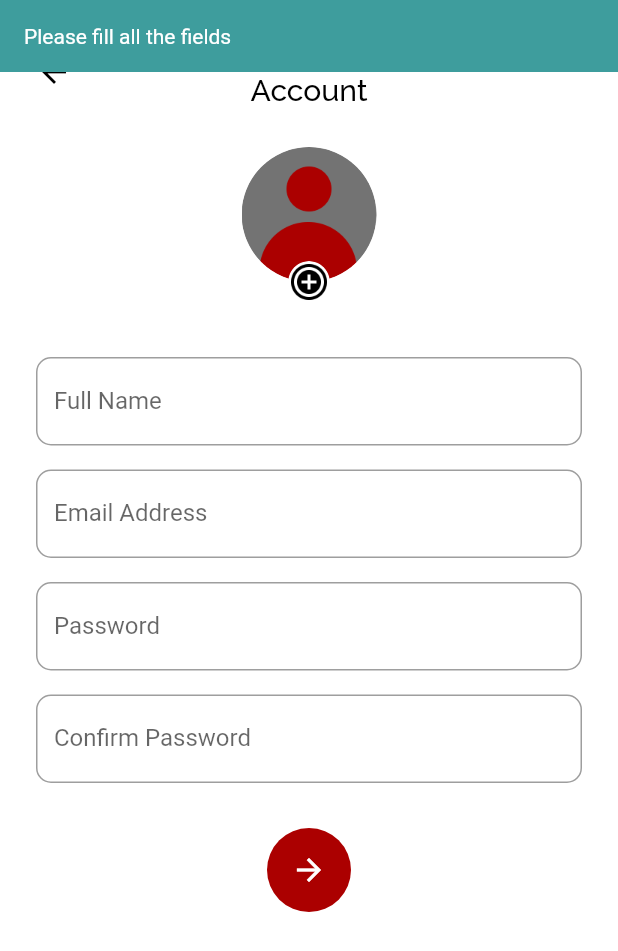
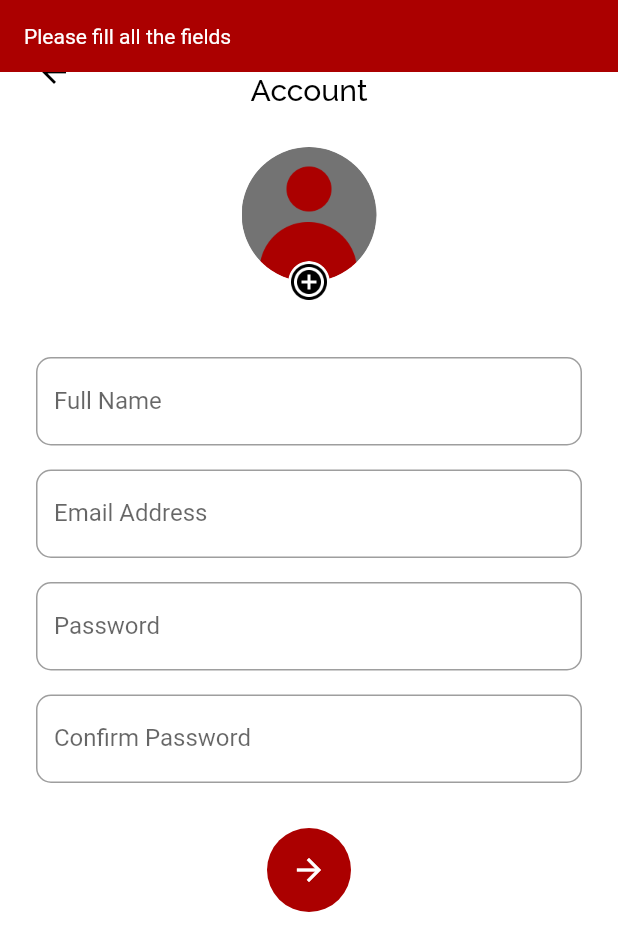
Before and after one commit to nopevbf/wamo_app, a Flutter app: the screen it shows after launch, after a tap on "Get Started", after a tap on the "arrow forward" icon, on a phone screen of 412 x 824 dp. Shown: the top 951 px of the screen. Run offline on Flutter 3.47's test engine with Material 2 defaults, Android fonts, the phone set to English and light mode, and no system bars; drawn by our look-alikes of another_flushbar; our stand-ins replace bloc, cloud_firestore, email_validator, equatable, firebase_auth, firebase_core and 5 more; accounts and stored records are empty.

Commit message:
signup-form

```diff
--- a/lib/ui/pages/pages.dart
+++ b/lib/ui/pages/pages.dart
@@ -1,9 +1,12 @@
+import 'dart:io';
+
 import 'package:another_flushbar/flushbar.dart';
 import 'package:email_validator/email_validator.dart';
 import 'package:firebase_auth/firebase_auth.dart';
 import 'package:flutter/material.dart';
 import 'package:flutter_bloc/flutter_bloc.dart';
 import 'package:flutter_spinkit/flutter_spinkit.dart';
+import 'package:image_picker/image_picker.dart';
 import 'package:intl/intl.dart';
 import 'package:material_design_icons_flutter/material_design_icons_flutter.dart';
 import 'package:provider/provider.dart';
@@ -21,3 +24,8 @@ part 'movie_page.dart';
 part 'sign_up_page.dart';
 part 'preference_page.dart';
 part 'account_confirm_page.dart';
+
+Future<File> getImage() async {
+  var image = await ImagePicker().pickImage(source: ImageSource.gallery);
+  return File(image!.path);
+}
--- a/lib/ui/pages/sign_up_page.dart
+++ b/lib/ui/pages/sign_up_page.dart
@@ -71,19 +71,19 @@ class _SignUpPageState extends State<SignUpPage> {
                                     width: 90,
                                     decoration: BoxDecoration(
                                       shape: BoxShape.circle,
-                                      image: DecorationImage(image: (widget.registData.profileImage == null) ? AssetImage('assets/user_pic.png') as ImageProvider : FileImage(widget.registData.profileImage!), fit: BoxFit.cover),
+                                      image: DecorationImage(image: (widget.registData.profileImage == null) ? const AssetImage('assets/user_pic.png') as ImageProvider : FileImage(widget.registData.profileImage!), fit: BoxFit.cover),
                                     )
                                 ),
                                 Align(
                                   alignment: Alignment.bottomCenter,
                                   child: GestureDetector(
                                     onTap: () async {
-                                      // if (widget.registData.profileImage == null) {
-                                      //   widget.registData.profileImage = await getImage();
-                                      // } else {
-                                      //   widget.registData.profileImage = null;
-                                      // }
-                                      // setState(() {});
+                                      if (widget.registData.profileImage == null) {
+                                        widget.registData.profileImage = await getImage();
+                                      } else {
+                                        widget.registData.profileImage = null;
+                                      }
+                                      setState(() {});
                                     },
                                     child: Container(
                                         height: 28,
@@ -152,46 +152,46 @@ class _SignUpPageState extends State<SignUpPage> {
                           backgroundColor: mainColor,
                           child: const Icon(Icons.arrow_forward),
                           onPressed: () {
-                            if (!(nameController.text.trim() != '' &&
-                                emailController.text.trim() != '' &&
-                                passwordController.text.trim() != '' &&
-                                confirmPasswordController.text.trim() != '')) {
+                            if (!(nameController.text.trim() != "" &&
+                                emailController.text.trim() != "" &&
+                                passwordController.text.trim() != "" &&
+                                confirmPasswordController.text.trim() != "")) {
                               Flushbar(
                                 duration: const Duration(milliseconds: 1500),
                                 flushbarPosition: FlushbarPosition.TOP,
-                                backgroundColor: accentColor2,
+                                backgroundColor: mainColor,
                                 message: 'Please fill all the fields',
-                              )..show(context);
+                              ).show(context);
                             } else if (passwordController.text !=
                                 confirmPasswordController.text) {
                               Flushbar(
                                 duration: const Duration(milliseconds: 1500),
                                 flushbarPosition: FlushbarPosition.TOP,
-                                backgroundColor: accentColor2,
+                                backgroundColor: mainColor,
                                 message: 'Mismatch password and confirmed password',
-                              )..show(context);
+                              ).show(context);
                             } else if (passwordController.text.length < 6) {
                               Flushbar(
                                 duration: const Duration(milliseconds: 1500),
                                 flushbarPosition: FlushbarPosition.TOP,
-                                backgroundColor: accentColor2,
+                                backgroundColor: mainColor,
                                 message: 'Password\'s length min 6 characters',
-                              )..show(context);
+                              ).show(context);
                             } else if (!EmailValidator.validate(
                                 emailController.text)) {
                               Flushbar(
                                 duration: const Duration(milliseconds: 1500),
                                 flushbarPosition: FlushbarPosition.TOP,
-                                backgroundColor: accentColor2,
+                                backgroundColor: mainColor,
                                 message: 'Wrong formatted email address',
-                              )..show(context);
+                              ).show(context);
                             } else {
                               widget.registData.name = nameController.text;
                               widget.registData.email = emailController.text;
                               widget.registData.password = passwordController.text;
 
-                              context.read<PageBloc>().add(
-                                  GoToPreferencePage(widget.registData));
+                              //todo: Go to preference page
+                              context.read<PageBloc>().add(GoToPreferencePage(widget.registData));
                             }
                           },
                         )
--- a/pubspec.yaml
+++ b/pubspec.yaml
@@ -46,6 +46,7 @@ dependencies:
   intl: ^0.17.0
   material_design_icons_flutter: ^6.0.7096
   provider: ^6.0.5
+  image_picker: ^0.8.4+4
 
 dev_dependencies:
   flutter_lints: ^2.0.1
```
Also changed, not shown: pubspec.lock, 2 other files.
